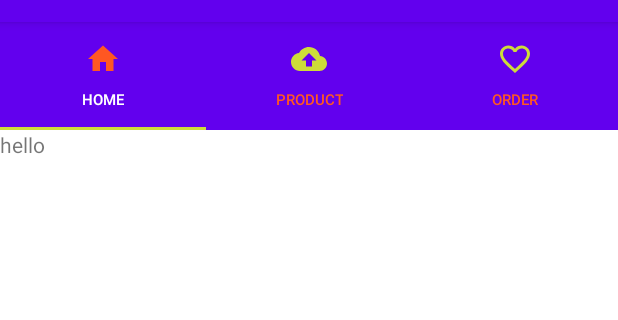
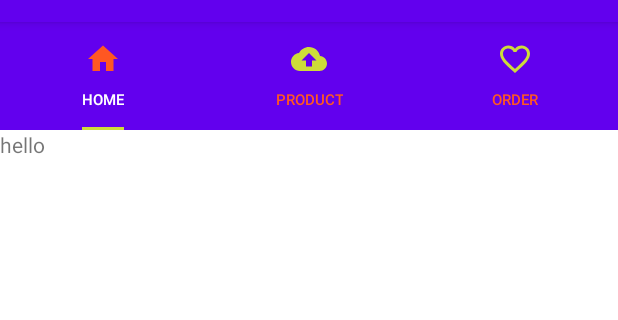
Before and after one commit to Fourcade7/Java_TabLayout, an Android app: the screen it shows after launch (MainActivity), on a phone screen of 412 x 824 dp, the part 62-382 px from its top. Run offline under Robolectric (Android 15) with nearby library versions, the phone set to English and light mode, and no system bars.

Commit message:
tab indicator size

```diff
--- a/app/src/main/res/layout/activity_main.xml
+++ b/app/src/main/res/layout/activity_main.xml
@@ -17,7 +17,11 @@
         android:layout_width="match_parent"
         android:layout_height="wrap_content"
         android:background="@color/purple_500"
+        app:tabIndicatorFullWidth="false"
+        app:tabPaddingStart="25dp"
+        app:tabPaddingEnd="25dp"
         ></com.google.android.material.tabs.TabLayout>
+<!--    app:tabIndicator="@drawable/tab_indicator"-->
     <androidx.viewpager.widget.ViewPager
         android:id="@+id/viewpager"
         android:layout_width="match_parent"
```
